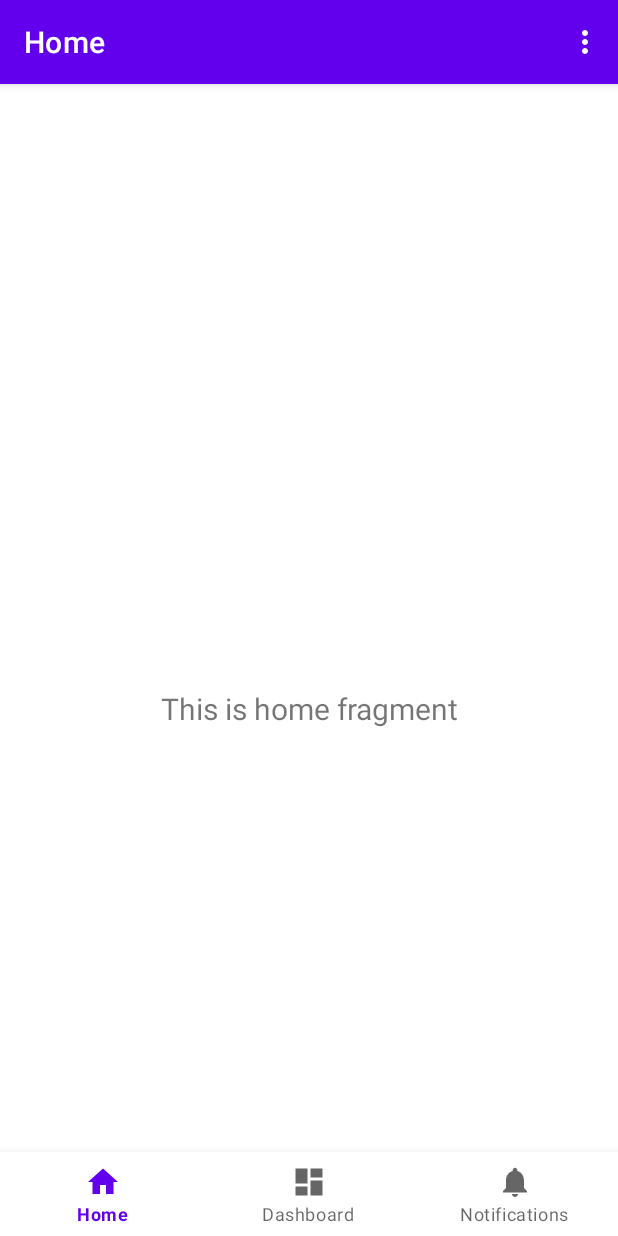
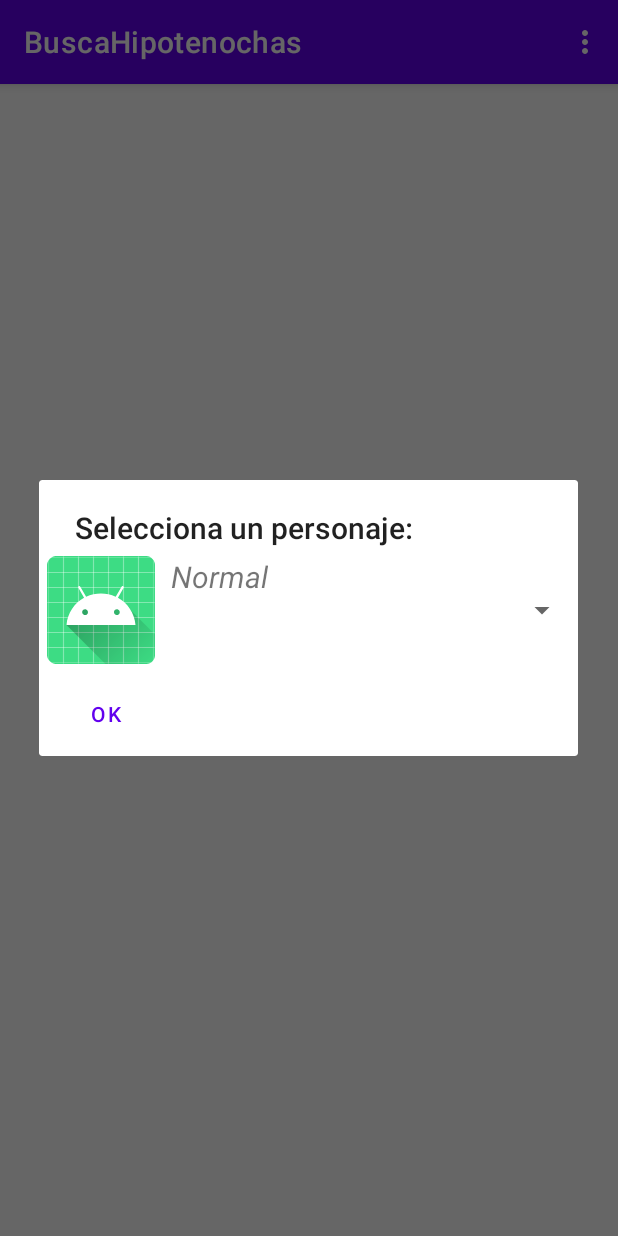
Before and after one commit to valencalicchia/PMDM2_BuscaHipotenochas, an Android app: the screen it shows after launch (MainActivity), in the options menu, after a tap on "Seleccionar Personaje", on a phone screen of 412 x 824 dp. Run offline under Robolectric (Android 15) with nearby library versions, the phone set to English and light mode, and no system bars; our stand-ins replace navigation-ui.

Commit message:
menu desplegable funcional

```diff
--- a/app/src/main/java/com/example/buscahipotenochas/MainActivity.java
+++ b/app/src/main/java/com/example/buscahipotenochas/MainActivity.java
@@ -4,12 +4,13 @@ import android.content.res.Resources;
 import android.os.Bundle;
 import android.view.Menu;
 import android.view.MenuItem;
+import android.view.View;
+import android.widget.AdapterView;
+import android.widget.Spinner;
 import android.widget.Toast;
 
 import com.example.buscahipotenochas.helpers.SpinnerHelper;
-import com.example.buscahipotenochas.ui.DialogoConfiguracion;
-import com.example.buscahipotenochas.ui.DialogoInstrucciones;
-import com.example.buscahipotenochas.ui.DialogoPersonaje;
+import com.example.buscahipotenochas.ui.*;
 import com.google.android.material.bottomnavigation.BottomNavigationView;
 
 import androidx.annotation.NonNull;
@@ -25,48 +26,43 @@ public class MainActivity extends AppCompatActivity {
 
     private ActivityMainBinding binding;
 
+    private  boolean isUserInteracting = false;
+
     private DialogoInstrucciones di;
     private DialogoPersonaje dp;
     private DialogoConfiguracion dc;
 
-    String[] opciones;
-    String seleccionado;
+    private SpinnerHelper spinnerHelper;
 
-    String[] spinnerTitles;
-    int[] spinnerImages;
+    String config_seleccionado;
+    String personaje_seleccionado;
+    String[] personaje_opciones;
+
+    int[] imagenes;
+
 
     @Override
     protected void onCreate(Bundle savedInstanceState) {
         super.onCreate(savedInstanceState);
+        setContentView(R.layout.activity_main);
 
-        binding = ActivityMainBinding.inflate(getLayoutInflater());
-        setContentView(binding.getRoot());
+        di = new DialogoInstrucciones(MainActivity.this);
 
-        BottomNavigationView navView = findViewById(R.id.nav_view);
-        // Passing each menu ID as a set of Ids because each
-        // menu should be considered as top level destinations.
-        AppBarConfiguration appBarConfiguration = new AppBarConfiguration.Builder(
-                R.id.navigation_home, R.id.navigation_dashboard, R.id.navigation_notifications)
-                .build();
-        NavController navController = Navigation.findNavController(this, R.id.nav_host_fragment_activity_main);
-        NavigationUI.setupActionBarWithNavController(this, navController, appBarConfiguration);
-        NavigationUI.setupWithNavController(binding.navView, navController);
+        String[] configuracion_opciones = getResources().getStringArray(R.array.config_opciones);
+        config_seleccionado = configuracion_opciones[0];
+        dc = new DialogoConfiguracion(MainActivity.this, configuracion_opciones, config_seleccionado);
 
-        opciones = getResources().getStringArray(R.array.config_opciones);
-        seleccionado = opciones[0];
-        di = new DialogoInstrucciones(MainActivity.this);
-        dc = new DialogoConfiguracion(MainActivity.this, opciones, seleccionado);
-        dp = new DialogoPersonaje(MainActivity.this);
+        personaje_opciones = getResources().getStringArray(R.array.personaje_opciones);
+        personaje_seleccionado = personaje_opciones[0];
 
-        spinnerTitles = new String[]{"Australia", "Brazil", "China", "France", "Germany", "India", "Ireland", "Italy", "Mexico", "Poland"};
+        spinnerHelper = new SpinnerHelper(MainActivity.this, personaje_opciones, imagenes);
 
-        SpinnerHelper mCustomAdapter = new SpinnerHelper(MainActivity.this, spinnerTitles, spinnerImages);
-        mSpinner.setAdapter(mCustomAdapter);
+        dp = new DialogoPersonaje(MainActivity.this, personaje_opciones, personaje_seleccionado, spinnerHelper);
     }
 
     @Override
     public boolean onCreateOptionsMenu(Menu menu) {
-        getMenuInflater().inflate(R.menu.menu_desplegable, menu);
+        getMenuInflater().inflate(R.menu.app_actionbar, menu);
         return super.onCreateOptionsMenu(menu);
     }
 
@@ -86,13 +82,24 @@ public class MainActivity extends AppCompatActivity {
         }
         if(itemId == R.id.menu_nuevo)
         {
-            seleccionado = dc.getSeleccionado();
-            Toast.makeText(MainActivity.this, "Dificultad seleccionada: " + seleccionado, Toast.LENGTH_SHORT).show();
+            config_seleccionado = dc.getSeleccionado();
+            Toast.makeText(MainActivity.this, "Dificultad seleccionada: " + config_seleccionado, Toast.LENGTH_SHORT).show();
+
+            personaje_seleccionado = dp.getSeleccionado();
+            Toast.makeText(MainActivity.this, "Personaje seleccionado: " + personaje_seleccionado, Toast.LENGTH_SHORT).show();
         }
         if(itemId == R.id.menu_personaje)
         {
-
+            View mView = getLayoutInflater().inflate(R.layout.spinner_personaje, null);
+            dp.Show(mView);
         }
         return super.onOptionsItemSelected(item);
     }
+
+    @Override
+    public void onUserInteraction() {
+        super.onUserInteraction();
+        isUserInteracting = true;
+    }
+
 }
--- a/app/src/main/java/com/example/buscahipotenochas/helpers/SpinnerHelper.java
+++ b/app/src/main/java/com/example/buscahipotenochas/helpers/SpinnerHelper.java
@@ -19,10 +19,10 @@ public class SpinnerHelper extends ArrayAdapter<String> {
     int[] spinnerImages;
     Context mContext;
 
-    public SpinnerHelper(@NonNull Context context, String[] titles, int[] images) {
+    public SpinnerHelper(@NonNull Context context, String[] titles, int[] imagenes) {
         super(context, R.layout.spinner_row);
         this.spinnerTitles = titles;
-        this.spinnerImages = images;
+        this.spinnerImages = imagenes;
         this.mContext = context;
     }
 
@@ -39,14 +39,14 @@ public class SpinnerHelper extends ArrayAdapter<String> {
             LayoutInflater mInflater = (LayoutInflater) mContext.
                     getSystemService(Context.LAYOUT_INFLATER_SERVICE);
             convertView = mInflater.inflate(R.layout.spinner_row, parent, false);
-            mViewHolder.mFlag = (ImageView) convertView.findViewById(R.id.ivFlag);
-            mViewHolder.mName = (TextView) convertView.findViewById(R.id.tvName);
+            mViewHolder.mFoto = (ImageView) convertView.findViewById(R.id.imagen);
+            mViewHolder.mNombre = (TextView) convertView.findViewById(R.id.nombre);
             convertView.setTag(mViewHolder);
         } else {
             mViewHolder = (ViewHolder) convertView.getTag();
         }
-        //mViewHolder.mFlag.setImageResource(spinnerImages[position]);
-        mViewHolder.mName.setText(spinnerTitles[position]);
+        //mViewHolder.mFoto.setImageResource(spinnerImages[position]);
+        mViewHolder.mNombre.setText(spinnerTitles[position]);
 
         return convertView;
     }
@@ -57,8 +57,7 @@ public class SpinnerHelper extends ArrayAdapter<String> {
     }
 
     private static class ViewHolder {
-        ImageView mFlag;
-        TextView mName;
-        TextView mPopulation;
+        ImageView mFoto;
+        TextView mNombre;
     }
 }
--- a/app/src/main/java/com/example/buscahipotenochas/ui/DialogoConfiguracion.java
+++ b/app/src/main/java/com/example/buscahipotenochas/ui/DialogoConfiguracion.java
@@ -38,13 +38,12 @@ public class DialogoConfiguracion{
         builder.setPositiveButton("OK", new DialogInterface.OnClickListener() {
             @Override
             public void onClick(DialogInterface dialogInterface, int i) {
-                dialogInterface.cancel();
+                dialogInterface.dismiss();
                 Toast.makeText(context, "Dificultad seleccionada: " + seleccionado, Toast.LENGTH_SHORT).show();
             }
         });
 
-        builder.create();
-        builder.show();
+        builder.create().show();
     }
 
     public String getSeleccionado(){
--- a/app/src/main/java/com/example/buscahipotenochas/ui/DialogoInstrucciones.java
+++ b/app/src/main/java/com/example/buscahipotenochas/ui/DialogoInstrucciones.java
@@ -34,7 +34,6 @@ public class DialogoInstrucciones {
                 dialogInterface.cancel();
             }
         });
-        builder.create();
-        builder.show();
+        builder.create().show();
     }
 }
--- a/app/src/main/java/com/example/buscahipotenochas/ui/DialogoPersonaje.java
+++ b/app/src/main/java/com/example/buscahipotenochas/ui/DialogoPersonaje.java
@@ -3,31 +3,69 @@ package com.example.buscahipotenochas.ui;
 import android.app.AlertDialog;
 import android.content.Context;
 import android.content.DialogInterface;
+import android.view.View;
+import android.widget.AdapterView;
+import android.widget.Spinner;
+import android.widget.Toast;
 
 import com.example.buscahipotenochas.R;
+import com.example.buscahipotenochas.helpers.SpinnerHelper;
 
 public class DialogoPersonaje {
     Context context;
-    public DialogoPersonaje(Context context)
+    String[] opciones;
+    String seleccionado;
+
+    public DialogoPersonaje(Context context, String[] opciones, String seleccionado, SpinnerHelper spinnerHelper)
     {
         this.context = context;
+        this.opciones = opciones;
+        this.seleccionado = seleccionado;
     }
 
-    public void Show(){
+
+    public void Show(View mView) {
         AlertDialog.Builder builder = new AlertDialog.Builder(context);
-
         builder.setTitle(R.string.personaje_titulo);
 
-        builder.setMessage(R.string.instrucciones_contenido);
-        VIew mView
+        Spinner spinner = new Spinner(context);
+        spinner.setAdapter(new SpinnerHelper(context, opciones, null));
+
+        int selectedIndex = 0;
+        for (int i = 0; i < opciones.length; i++) {
+            if (opciones[i].equals(seleccionado)) {
+                selectedIndex = i;
+                break;
+            }
+        }
+        spinner.setSelection(selectedIndex);
+
+        spinner.setOnItemSelectedListener(new AdapterView.OnItemSelectedListener() {
+            @Override
+            public void onItemSelected(AdapterView<?> parent, View view, int position, long id) {
+                seleccionado = opciones[position];
+            }
+
+            @Override
+            public void onNothingSelected(AdapterView<?> parent) {
+            }
+        });
+
+        builder.setView(spinner);
 
         builder.setNeutralButton("OK", new DialogInterface.OnClickListener() {
             @Override
-            public void onClick(DialogInterface dialogInterface, int i) {
-                dialogInterface.cancel();
+            public void onClick(DialogInterface dialog, int which) {
+                Toast.makeText(context, "Seleccionado: " + seleccionado, Toast.LENGTH_SHORT).show();
+                dialog.dismiss();
             }
         });
-        builder.create();
-        builder.show();
+
+        builder.create().show();
+    }
+
+
+    public String getSeleccionado(){
+        return this.seleccionado;
     }
 }
--- /dev/null
+++ b/app/src/main/res/drawable/baseline_more_vert_24.xml
@@ -0,0 +1,5 @@
+<vector xmlns:android="http://schemas.android.com/apk/res/android" android:height="24dp" android:tint="#000000" android:viewportHeight="24" android:viewportWidth="24" android:width="24dp">
+
+    <path android:fillColor="@android:color/white" android:pathData="M12,8c1.1,0 2,-0.9 2,-2s-0.9,-2 -2,-2 -2,0.9 -2,2 0.9,2 2,2zM12,10c-1.1,0 -2,0.9 -2,2s0.9,2 2,2 2,-0.9 2,-2 -0.9,-2 -2,-2zM12,16c-1.1,0 -2,0.9 -2,2s0.9,2 2,2 2,-0.9 2,-2 -0.9,-2 -2,-2z"/>
+
+</vector>
--- a/app/src/main/res/drawable/hipotenochas.xml
+++ /dev/null
@@ -1,4 +0,0 @@
-<?xml version="1.0" encoding="utf-8"?>
-<selector xmlns:android="http://schemas.android.com/apk/res/android">
-
-</selector>
--- a/app/src/main/res/drawable/ic_dashboard_black_24dp.xml
+++ /dev/null
@@ -1,9 +0,0 @@
-<vector xmlns:android="http://schemas.android.com/apk/res/android"
-    android:width="24dp"
-    android:height="24dp"
-    android:viewportWidth="24.0"
-    android:viewportHeight="24.0">
-    <path
-        android:fillColor="#FF000000"
-        android:pathData="M3,13h8L11,3L3,3v10zM3,21h8v-6L3,15v6zM13,21h8L21,11h-8v10zM13,3v6h8L21,3h-8z" />
-</vector>
--- a/app/src/main/res/layout/activity_main.xml
+++ b/app/src/main/res/layout/activity_main.xml
@@ -6,28 +6,4 @@
     android:layout_height="match_parent"
     android:paddingTop="?attr/actionBarSize">
 
-    <com.google.android.material.bottomnavigation.BottomNavigationView
-        android:id="@+id/nav_view"
-        android:layout_width="0dp"
-        android:layout_height="wrap_content"
-        android:layout_marginStart="0dp"
-        android:layout_marginEnd="0dp"
-        android:background="?android:attr/windowBackground"
-        app:layout_constraintBottom_toBottomOf="parent"
-        app:layout_constraintLeft_toLeftOf="parent"
-        app:layout_constraintRight_toRightOf="parent"
-        app:menu="@menu/bottom_nav_menu" />
-
-    <fragment
-        android:id="@+id/nav_host_fragment_activity_main"
-        android:name="androidx.navigation.fragment.NavHostFragment"
-        android:layout_width="match_parent"
-        android:layout_height="match_parent"
-        app:defaultNavHost="true"
-        app:layout_constraintBottom_toTopOf="@id/nav_view"
-        app:layout_constraintLeft_toLeftOf="parent"
-        app:layout_constraintRight_toRightOf="parent"
-        app:layout_constraintTop_toTopOf="parent"
-        app:navGraph="@navigation/mobile_navigation" />
-
 </androidx.constraintlayout.widget.ConstraintLayout>
--- a/app/src/main/res/layout/spinner_personaje.xml
+++ b/app/src/main/res/layout/spinner_personaje.xml
@@ -2,10 +2,11 @@
 <LinearLayout xmlns:android="http://schemas.android.com/apk/res/android"
     xmlns:tools="http://schemas.android.com/tools"
     android:layout_width="match_parent"
-    android:layout_height="match_parent">
+    android:layout_height="match_parent"
+    android:padding="20dp">
 
     <Spinner
-        android:id="@+id/spinner"
+        android:id="@+id/spinner_personaje"
         android:layout_width="409dp"
         android:layout_height="wrap_content"
         tools:layout_editor_absoluteX="1dp"
--- a/app/src/main/res/layout/spinner_row.xml
+++ b/app/src/main/res/layout/spinner_row.xml
@@ -5,18 +5,18 @@ android:layout_width="match_parent"
 android:layout_height="match_parent">
 
 <ImageView
-    android:id="@+id/ivFlag"
+    android:id="@+id/imagen"
     android:layout_width="wrap_content"
     android:layout_height="wrap_content"
     android:padding="5dp"
     app:srcCompat="@mipmap/ic_launcher" />
 
 <TextView
-    android:id="@+id/tvName"
+    android:id="@+id/nombre"
     android:layout_width="wrap_content"
     android:layout_height="wrap_content"
-    android:layout_toEndOf="@+id/ivFlag"
-    android:layout_toRightOf="@+id/ivFlag"
+    android:layout_toEndOf="@+id/imagen"
+    android:layout_toRightOf="@+id/imagen"
     android:padding="5dp"
     android:text="TextView"
     android:textSize="20sp"
--- a/app/src/main/res/menu/menu_desplegable.xml
+++ b/app/src/main/res/menu/app_actionbar.xml
@@ -1,7 +1,6 @@
 <?xml version="1.0" encoding="utf-8"?>
-<menu xmlns:app="http://schemas.android.com/apk/res-auto"
-    xmlns:android="http://schemas.android.com/apk/res/android">
-
+<menu xmlns:android="http://schemas.android.com/apk/res/android"
+    xmlns:app="http://schemas.android.com/apk/res-auto">
     <item android:title="@string/menu_instrucciones" android:id="@+id/menu_instrucciones"/>
     <item android:title="@string/menu_nuevo" android:id="@+id/menu_nuevo"/>
     <item android:title="@string/menu_config" android:id="@+id/menu_config"/>
--- a/app/src/main/res/menu/bottom_nav_menu.xml
+++ /dev/null
@@ -1,19 +0,0 @@
-<?xml version="1.0" encoding="utf-8"?>
-<menu xmlns:android="http://schemas.android.com/apk/res/android">
-
-    <item
-        android:id="@+id/navigation_home"
-        android:icon="@drawable/ic_home_black_24dp"
-        android:title="@string/title_home" />
-
-    <item
-        android:id="@+id/navigation_dashboard"
-        android:icon="@drawable/ic_dashboard_black_24dp"
-        android:title="@string/title_dashboard" />
-
-    <item
-        android:id="@+id/navigation_notifications"
-        android:icon="@drawable/ic_notifications_black_24dp"
-        android:title="@string/title_notifications" />
-
-</menu>
--- a/app/src/main/res/navigation/mobile_navigation.xml
+++ b/app/src/main/res/navigation/mobile_navigation.xml
@@ -5,21 +5,4 @@
     android:id="@+id/mobile_navigation"
     app:startDestination="@+id/navigation_home">
 
-    <fragment
-        android:id="@+id/navigation_home"
-        android:name="com.example.buscahipotenochas.ui.home.HomeFragment"
-        android:label="@string/title_home"
-        tools:layout="@layout/fragment_home" />
-
-    <fragment
-        android:id="@+id/navigation_dashboard"
-        android:name="com.example.buscahipotenochas.ui.dashboard.DashboardFragment"
-        android:label="@string/title_dashboard"
-        tools:layout="@layout/fragment_dashboard" />
-
-    <fragment
-        android:id="@+id/navigation_notifications"
-        android:name="com.example.buscahipotenochas.ui.notifications.NotificationsFragment"
-        android:label="@string/title_notifications"
-        tools:layout="@layout/fragment_notifications" />
 </navigation>
--- a/app/src/main/res/values/strings.xml
+++ b/app/src/main/res/values/strings.xml
@@ -1,8 +1,6 @@
 <resources>
     <string name="app_name">BuscaHipotenochas</string>
-    <string name="title_home">Home</string>
-    <string name="title_dashboard">Dashboard</string>
-    <string name="title_notifications">Notifications</string>
+    <string name="title_menu">Menu</string>
 
     <string name="menu_instrucciones">Instrucciones</string>
     <string name="menu_nuevo">Nuevo Juego</string>
@@ -21,4 +19,12 @@
     </string-array>
 
     <string name="personaje_titulo">Selecciona un personaje:</string>
+
+    <string-array name="personaje_opciones">
+        <item>Normal</item>
+        <item>Flamenca</item>
+        <item>Hola</item>
+    </string-array>
+
+
 </resources>
```
